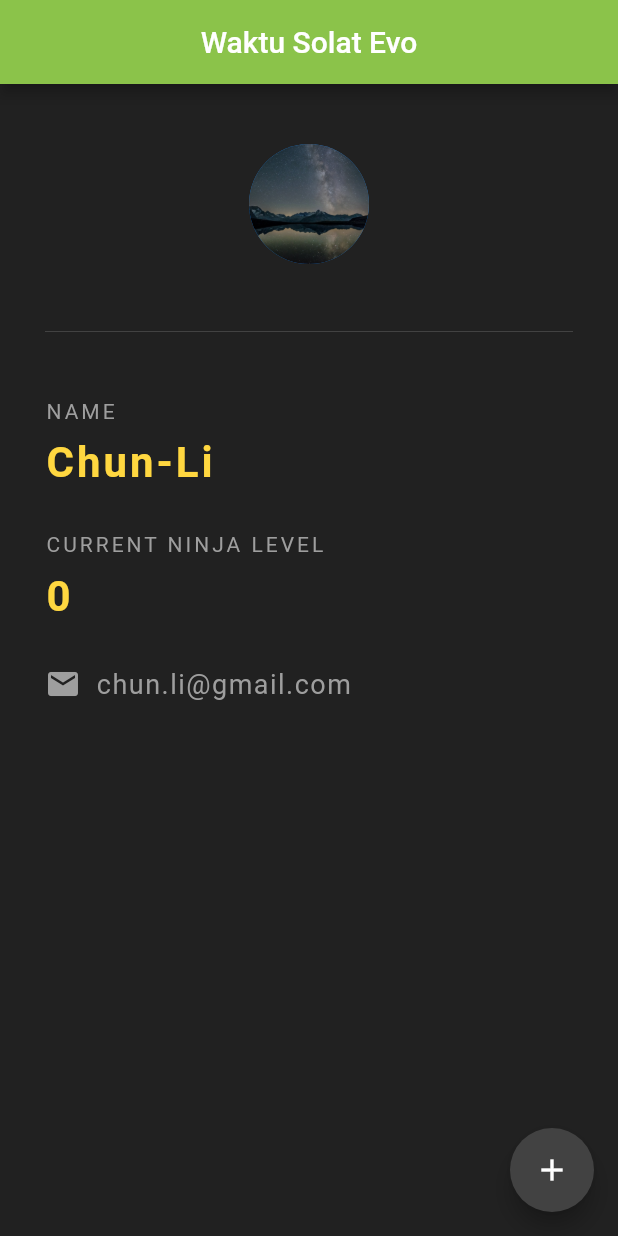
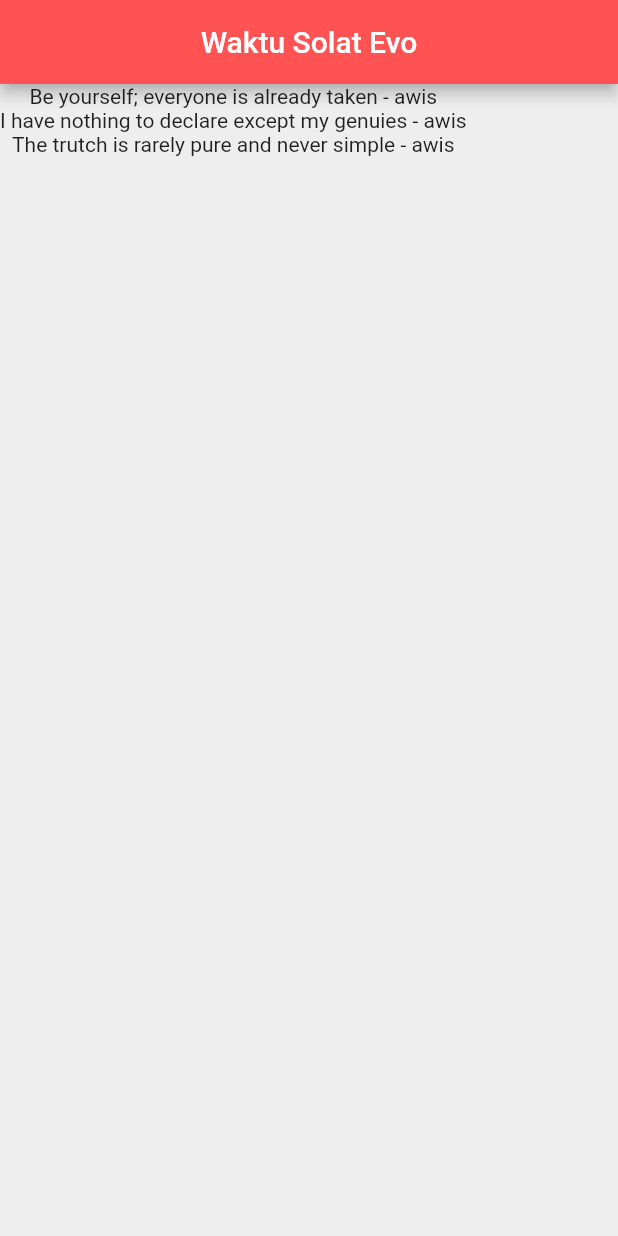
Before and after one commit to awisalkarni/waktusolat_app_flutter, a Flutter app: the screen it shows after launch, on a phone screen of 412 x 824 dp. Run offline on Flutter 3.47's test engine with Material 2 defaults, Android fonts, the phone set to English and light mode, and no system bars.

Commit message:
custom class

```diff
--- a/lib/main.dart
+++ b/lib/main.dart
@@ -1,111 +1,37 @@
 import 'package:flutter/material.dart';
+import 'quote.dart';
 
 void main() => runApp(
     MaterialApp(
-        home: Home(),
+        home: QuoteList(),
     )
 );
 
-class Home extends StatefulWidget {
+class QuoteList extends StatefulWidget {
   @override
-  _HomeState createState() => _HomeState();
+  _QuoteListState createState() => _QuoteListState();
 }
 
-class _HomeState extends State<Home> {
+class _QuoteListState extends State<QuoteList> {
 
-  int ninjaLevel = 0;
+  List<Quote> quotes = [
+    Quote(text: 'Be yourself; everyone is already taken', author: 'awis'),
+    Quote(text: 'I have nothing to declare except my genuies', author: 'awis'),
+    Quote(text: 'The trutch is rarely pure and never simple', author: 'awis')
+  ];
 
   @override
   Widget build(BuildContext context) {
     return Scaffold(
-      backgroundColor: Colors.grey[900],
+      backgroundColor: Colors.grey[200],
       appBar: AppBar(
-        title: Text('Waktu Solat Evo'),
+        title: Text("Waktu Solat Evo"),
         centerTitle: true,
-        backgroundColor: Colors.lightGreen,
+        backgroundColor: Colors.redAccent,
       ),
-      floatingActionButton: FloatingActionButton(
-        child: Icon(Icons.add),
-        onPressed: () {
-
-          setState(() {
-            ninjaLevel += 1;
-          });
-        },
-        backgroundColor: Colors.grey[800],
+      body: Column(
+        children: quotes.map((quote) => Text('${quote.text} - ${quote.author}')).toList(),
       ),
-      body: Padding(
-        padding: EdgeInsets.fromLTRB(30.0, 40.0, 30.0, 0.0),
-        child: Column(
-          crossAxisAlignment: CrossAxisAlignment.start,
-          children: <Widget>[
-            Center(
-              child: CircleAvatar(
-                backgroundImage: AssetImage('assets/space-1.jpeg'),
-                radius: 40.0,
-              ),
-            ),
-            Divider(
-              height: 90.0,
-              color: Colors.grey[800],
-            ),
-            Text(
-              'NAME',
-              style: TextStyle(
-                color: Colors.grey,
-                letterSpacing: 2.0,
-              ),
-            ),
-            SizedBox(height: 10.0),
-            Text(
-              'Chun-Li',
-              style: TextStyle(
-                color: Colors.amberAccent,
-                letterSpacing: 2.0,
-                fontSize: 28.0,
-                fontWeight: FontWeight.bold
-              ),
-            ),
-            SizedBox(height: 30.0),
-            Text(
-              'CURRENT NINJA LEVEL',
-              style: TextStyle(
-                color: Colors.grey,
-                letterSpacing: 2.0,
-              ),
-            ),
-            SizedBox(height: 10.0),
-            Text(
-              '$ninjaLevel',
-              style: TextStyle(
-                  color: Colors.amberAccent,
-                  letterSpacing: 2.0,
-                  fontSize: 28.0,
-                  fontWeight: FontWeight.bold
-              ),
-            ),
-            SizedBox(height: 30.0),
-            Row(
-              children: <Widget>[
-                Icon(
-                  Icons.email,
-                  color: Colors.grey
-                ),SizedBox(width: 10.0),
-                Text(
-                  "chun.li@gmail.com",
-                  style: TextStyle(
-                    color: Colors.grey,
-                    fontSize: 18.0,
-                    letterSpacing: 1.0
-                  ),
-                )
-              ],
-            )
-          ],
-        ),
-
-      ),
-
     );
   }
 }
--- /dev/null
+++ b/lib/quote.dart
@@ -0,0 +1,13 @@
+class Quote {
+
+  String text;
+  String author;
+
+
+  Quote({String text, String author}) {
+    this.text = text;
+    this.author = author;
+  }
+}
+
+Quote myquote = Quote(text: "this is a quote", author: "awis");
```
Also changed, not shown: 1 other file.
